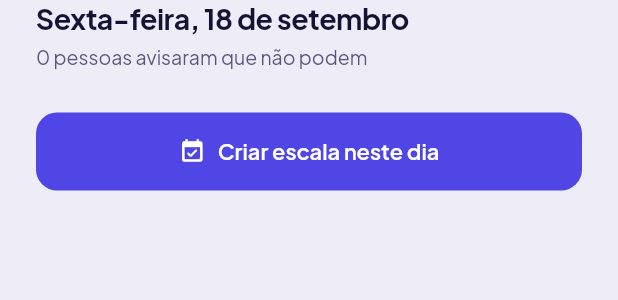
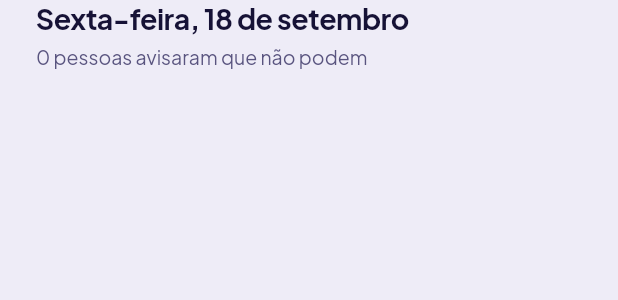
Before and after one commit to simonscabello/escala-app, a Flutter app: the _DaySheet widget shown alone on an empty page, opened directly with empty values, on a phone screen of 412 x 824 dp. Shown: the top 300 px of the screen. Run offline on Flutter 3.47's test engine with Material 3 defaults, Android fonts, the phone set to English and light mode, and no system bars; our stand-ins replace dio, firebase_core, firebase_messaging, flutter_local_notifications, flutter_riverpod, flutter_secure_storage and 7 more; accounts and stored records are empty; network calls fail.

Commit message:
Os dois cultos aparecem no celular, o voltar só fecha o teclado e o dia de ausência só consulta — versão 0.17.1
- Faixa de fatos: um culto por linha, que encolhe em vez de quebrar (no
  celular "Manhã 08:30" quebrava e o limite de linhas cortava o da noite);
  conteúdo centralizado na coluna.
- SectionHeader: título e ação ("Editar", "Escalar equipe") numa linha
  centralizada na vertical.
- Android: "voltar" com o teclado aberto só fecha o teclado (voltar
  preditivo desempilhava a tela).
- Calendário de ausências: o dia mostra quem não pode, sem "Criar escala
  neste dia".

Co-Authored-By: Claude Opus 5 <noreply@anthropic.com>

```diff
--- a/lib/features/events/presentation/event_detail_screen.dart
+++ b/lib/features/events/presentation/event_detail_screen.dart
@@ -480,13 +480,12 @@ class _EventHeader extends StatelessWidget {
                 label: 'Cultos',
                 // Uma linha por culto, com a hora alinhada: é a pergunta de
                 // quem abre a escala, e comparar 08:30 com 19:00 é de relance.
+                // Cada linha encolhe em vez de quebrar: nenhum culto some.
                 value: [
                   for (final service in services)
                     '${service.label} '
                         '${formatEventTime(service.startsAt, timezone)}',
                 ].join('\n'),
-                wrapValue: true,
-                maxLines: services.length,
               ),
             AppFact(
               icon: Icons.schedule_rounded,
--- a/lib/features/unavailability/presentation/team_unavailability_screen.dart
+++ b/lib/features/unavailability/presentation/team_unavailability_screen.dart
@@ -363,9 +363,6 @@ class _DaySheet extends ConsumerWidget {
           local.day == day.day;
     }).firstOrNull;
     final scheme = theme.colorScheme;
-    final dateKey = '${day.year}-'
-        '${day.month.toString().padLeft(2, '0')}-'
-        '${day.day.toString().padLeft(2, '0')}';
 
     return SafeArea(
       child: Padding(
@@ -405,10 +402,12 @@ class _DaySheet extends ConsumerWidget {
                 title: Text(person.displayName ?? 'Alguém'),
                 subtitle: person.reason == null ? null : Text(person.reason!),
               ),
-            const SizedBox(height: AppSpacing.md),
-            // O calendário existe para virar decisão: é daqui que sai a escala
-            // do dia, já sabendo quem não está.
-            if (existente != null)
+            // A folha responde "quem não pode neste dia" e para aí. Propor
+            // criar escala a partir de uma ausência era estranho: quem abre o
+            // dia veio consultar, não montar. Se já existe escala, o atalho
+            // para ela fica — é a pergunta seguinte natural (quem está nela).
+            if (existente != null) ...[
+              const SizedBox(height: AppSpacing.md),
               FilledButton.tonalIcon(
                 onPressed: () {
                   Navigator.of(context).pop();
@@ -416,16 +415,8 @@ class _DaySheet extends ConsumerWidget {
                 },
                 icon: const Icon(Icons.event_note_rounded, size: 18),
                 label: const Text('Ver escala'),
-              )
-            else
-              FilledButton.icon(
-                onPressed: () {
-                  Navigator.of(context).pop();
-                  context.push('/agenda/novo?data=$dateKey');
-                },
-                icon: const Icon(Icons.event_available_rounded, size: 18),
-                label: const Text('Criar escala neste dia'),
               ),
+            ],
           ],
         ),
       ),
--- a/lib/main.dart
+++ b/lib/main.dart
@@ -5,6 +5,7 @@ import 'package:intl/date_symbol_data_local.dart';
 import 'package:shared_preferences/shared_preferences.dart';
 import 'package:timezone/data/latest.dart' as tzdata;
 
+import 'core/platform/keyboard_back_guard.dart';
 import 'core/push/push_coordinator.dart';
 import 'core/router/app_router.dart';
 import 'core/storage/shared_preferences_provider.dart';
@@ -18,6 +19,8 @@ Future<void> main() async {
   // pt_BR lanca excecao em tempo de execucao.
   await initializeDateFormatting('pt_BR');
   final prefs = await SharedPreferences.getInstance();
+  // Antes do `runApp`, para ser consultado antes do roteador.
+  KeyboardBackGuard.install();
   runApp(
     ProviderScope(
       overrides: [
--- a/pubspec.yaml
+++ b/pubspec.yaml
@@ -1,7 +1,7 @@
 name: louvor_app
 description: Pauta - sua equipe no mesmo ritmo
 publish_to: "none"
-version: 0.17.0+23
+version: 0.17.1+24
 
 environment:
   sdk: ">=3.5.0 <4.0.0"
```
Also changed, not shown: lib/core/platform/keyboard_back_guard.dart (added, +45 -0 lines), lib/shared/widgets/app_facts_strip.dart (+18 -9 lines), lib/shared/widgets/section_header.dart (+16 -13 lines), 3 other files.
